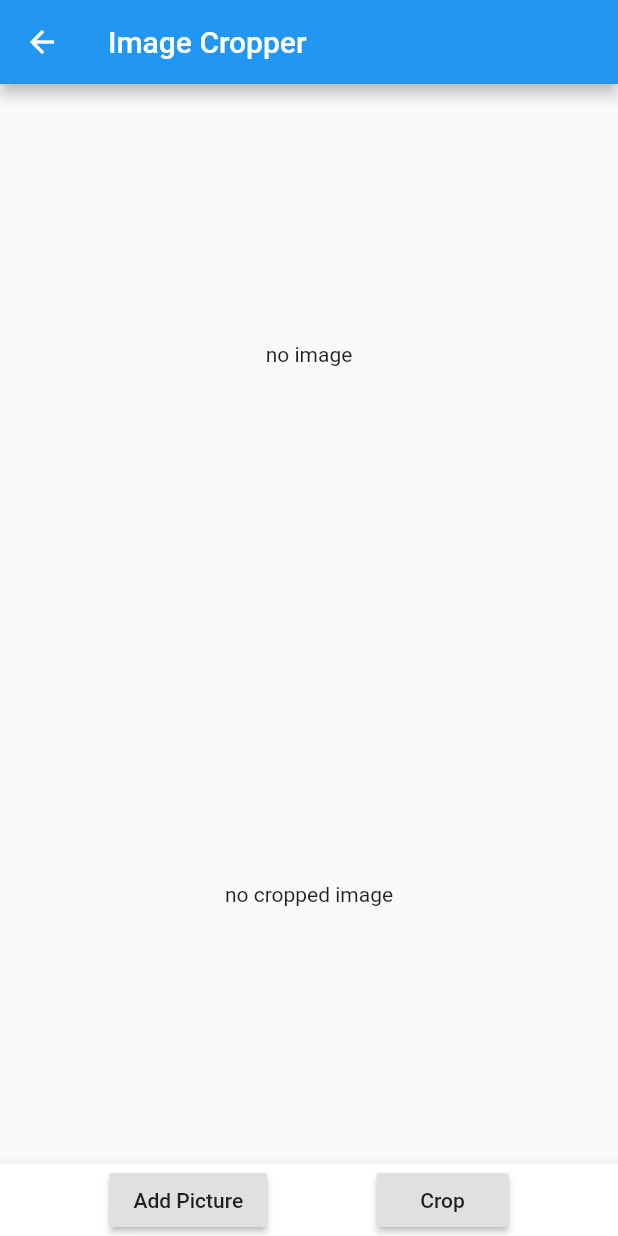
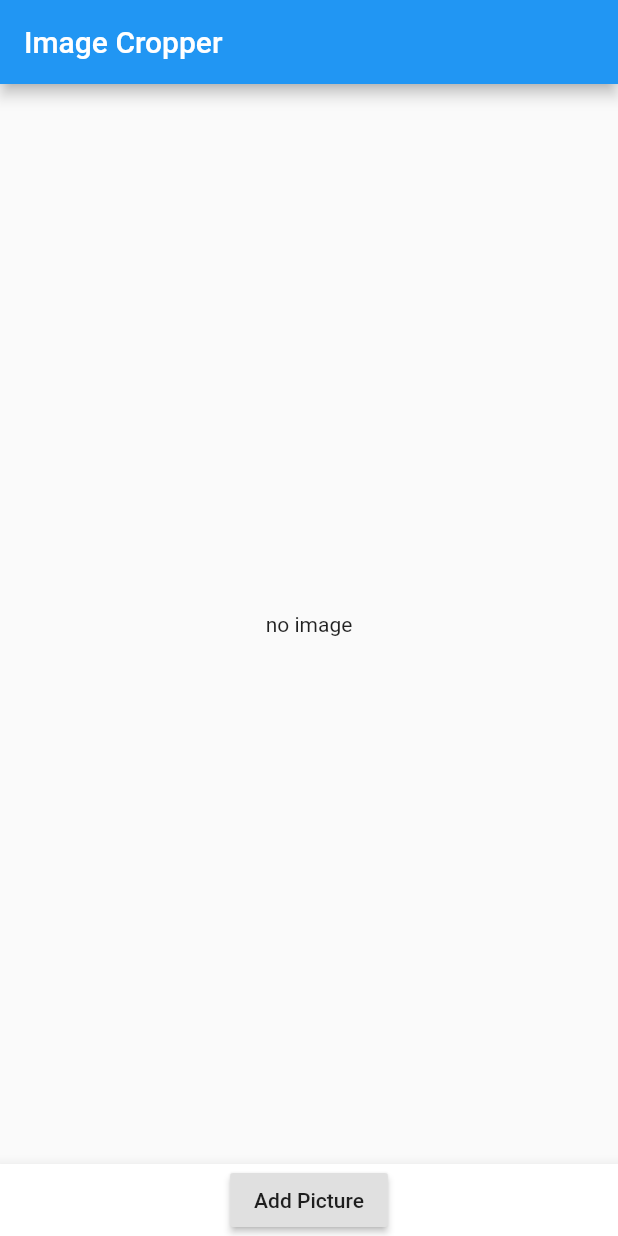
Before and after one commit to ramose/image_cropper, a Flutter app: the Camera2Page screen opened directly, on a phone screen of 412 x 824 dp. Run offline on Flutter 3.47's test engine with Material 2 defaults, Android fonts, the phone set to English and light mode, and no system bars; our stand-ins replace image_cropper, image_picker; missing offline and left inert: simple_permissions.

Commit message:
Using dart Image libs.

```diff
--- a/lib/camera2.dart
+++ b/lib/camera2.dart
@@ -1,8 +1,11 @@
 import 'package:flutter/material.dart';
-import 'dart:io';
+import 'dart:io' as io;
+// import 'dart:ui';
 import 'package:image_picker/image_picker.dart';
 import 'package:simple_permissions/simple_permissions.dart';
-import 'package:image_cropper/image_cropper.dart';
+// import 'package:image_cropper/image_cropper.dart';
+import 'package:image/image.dart' as Img;
+// import 'package:extended_image_library/extended_image_library.dart';
 
 enum PhotoSource {
   camera,
@@ -16,8 +19,10 @@ class Camera2Page extends StatefulWidget {
 
 class _Camera2PageState extends State<Camera2Page> {
   double _maxSize = 640;
-  File _image;
-  File _croppedFile;
+  io.File _image;
+  io.File _croppedFile;
+  double width = 300;
+  Widget wimage;
 
   requestPermission(Permission p) async {
     PermissionStatus res = await SimplePermissions.requestPermission(p);
@@ -43,7 +48,7 @@ class _Camera2PageState extends State<Camera2Page> {
   }
 
   Future getImage(PhotoSource _source) async {
-    File image;
+    io.File image;
 
     if (_source == PhotoSource.camera) {
       image = await ImagePicker.pickImage(
@@ -54,25 +59,28 @@ class _Camera2PageState extends State<Camera2Page> {
     }
 
     if (image != null) {
+      Img.Image img = Img.decodeImage(image.readAsBytesSync());
+      Img.Image crop = Img.copyCrop(img, 0, 0, 100, 100);
+      image.writeAsBytesSync(Img.encodePng(crop));
       setState(() {
         _image = image;
       });
     }
   }
 
-  Future<Null> _cropImage(File imageFile) async {
-    File croppedFile = await ImageCropper.cropImage(
-      sourcePath: imageFile.path,
-      ratioX: 1.0,
-      ratioY: 1.0,
-      maxWidth: 512,
-      maxHeight: 512,
-    );
+  // Future<Null> _cropImage(io.File imageFile) async {
+  //   io.File croppedFile = await ImageCropper.cropImage(
+  //     sourcePath: imageFile.path,
+  //     ratioX: 1.0,
+  //     ratioY: 1.0,
+  //     maxWidth: 512,
+  //     maxHeight: 512,
+  //   );
 
-    setState(() {
-      _croppedFile = croppedFile;
-    });
-  }
+  //   setState(() {
+  //     _croppedFile = croppedFile;
+  //   });
+  // }
 
   @override
   Widget build(BuildContext context) {
@@ -86,9 +94,9 @@ class _Camera2PageState extends State<Camera2Page> {
               FlatButton(
                 child: Text("Kamera"),
                 onPressed: () {
-                  if (Platform.isAndroid) {
+                  if (io.Platform.isAndroid) {
                     checkPermission(Permission.Camera);
-                  } else if (Platform.isIOS) {
+                  } else if (io.Platform.isIOS) {
                     getImage(PhotoSource.camera);
                   }
                   Navigator.of(context).pop();
@@ -112,31 +120,8 @@ class _Camera2PageState extends State<Camera2Page> {
       appBar: AppBar(
         title: Text('Image Cropper'),
       ),
-      body: Column(
-        children: <Widget>[
-          Expanded(
-            flex: 1,
-            child: _image == null
-                ? Center(
-                    child: Text('no image'),
-                  )
-                : Image.file(
-                    File(_image.path),
-                    fit: BoxFit.cover,
-                  ),
-          ),
-          Expanded(
-            flex: 1,
-            child: _croppedFile == null
-                ? Center(
-                    child: Text('no cropped image'),
-                  )
-                : Image.file(
-                    File(_croppedFile.path),
-                    fit: BoxFit.cover,
-                  ),
-          )
-        ],
+      body: Center(
+        child: _image == null ? Text('no image') : Image.file(_image),
       ),
       bottomNavigationBar: BottomAppBar(
         child: Row(
@@ -146,12 +131,12 @@ class _Camera2PageState extends State<Camera2Page> {
               child: Text('Add Picture'),
               onPressed: showPhotoOptions,
             ),
-            RaisedButton(
-              child: Text('Crop'),
-              onPressed: () {
-                _cropImage(_image);
-              },
-            ),
+            // RaisedButton(
+            //   child: Text('Crop'),
+            //   onPressed: () {
+            //     _cropImage(_image);
+            //   },
+            // ),
           ],
         ),
       ),
--- a/lib/main.dart
+++ b/lib/main.dart
@@ -1,3 +1,4 @@
+import 'package:cropper/camera2.dart';
 import 'package:flutter/material.dart';
 import 'package:cropper/camera1.dart';
 
@@ -12,7 +13,7 @@ class MyApp extends StatelessWidget {
       theme: ThemeData(
         primarySwatch: Colors.blue,
       ),
-      home: Camera1Page(),
+      home: Camera2Page(),
     );
   }
 }
--- a/pubspec.yaml
+++ b/pubspec.yaml
@@ -23,6 +23,11 @@ dependencies:
   simple_permissions:
   image_picker: ^0.4.12+1
   image_cropper: ^1.0.2
+
+  extended_image_library: ^0.1.2
+  extended_image: ^0.4.1
+
+  image: ^2.1.4
 
   # The following adds the Cupertino Icons font to your application.
   # Use with the CupertinoIcons class for iOS style icons.
```
Also changed, not shown: pubspec.lock.
